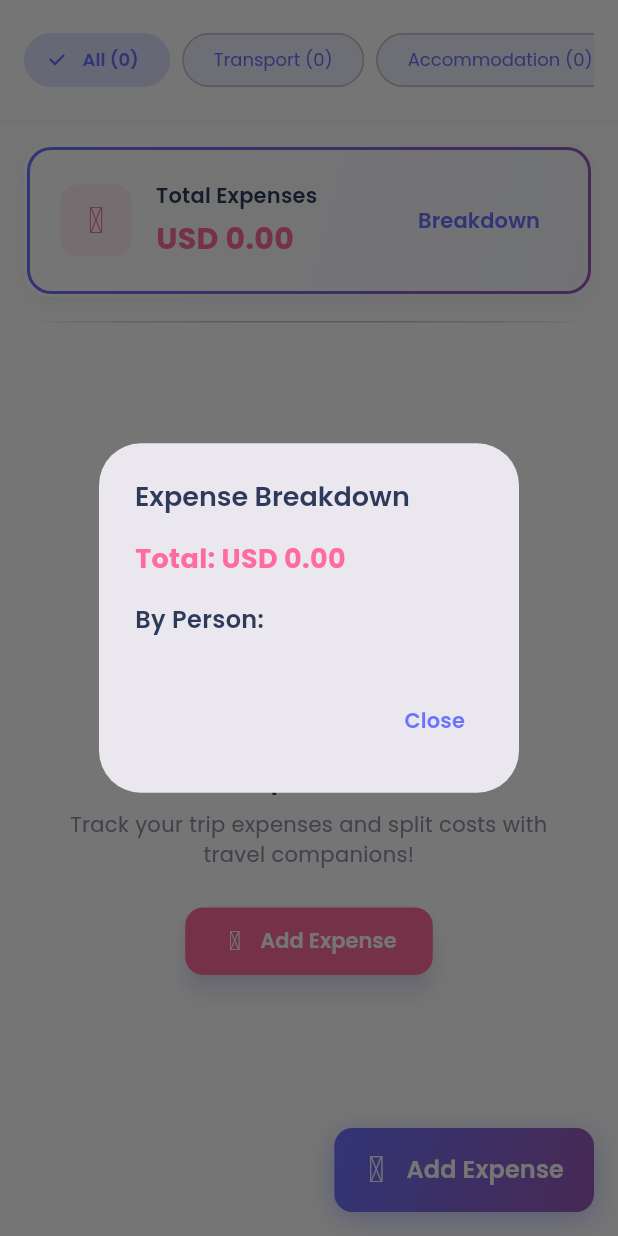
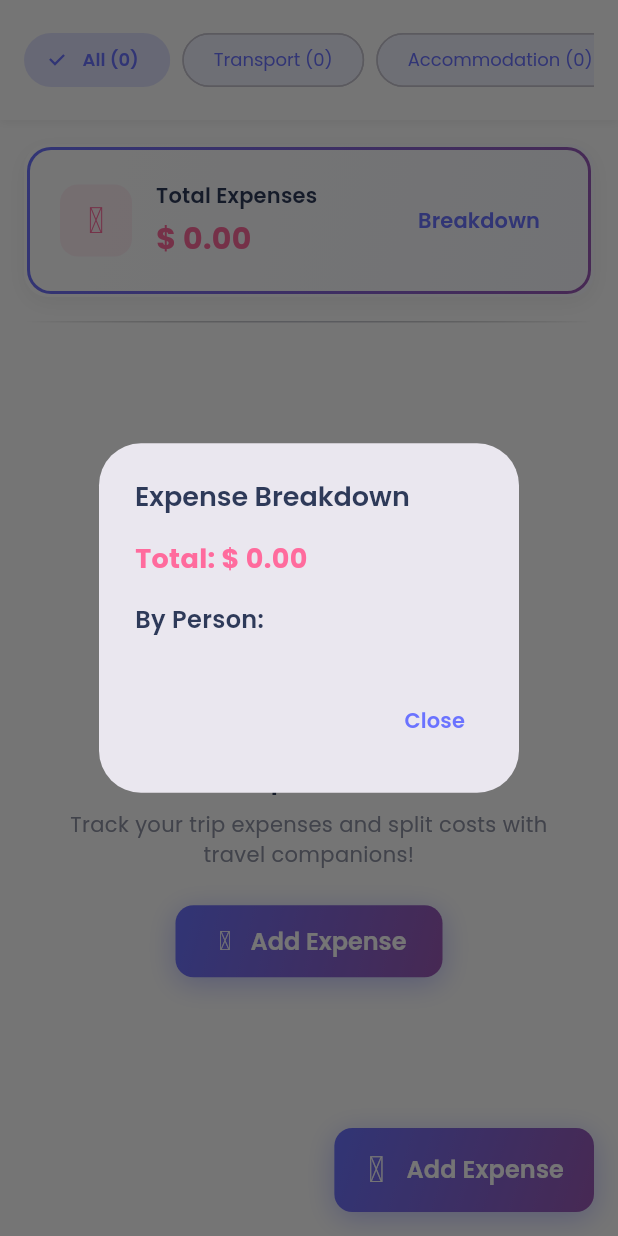
Before and after one commit to RohitPModani/tripease, a Flutter app: the ExpensesTab screen opened directly with empty values, after a tap on "Breakdown", on a phone screen of 412 x 824 dp. Run offline on Flutter 3.47's test engine with Material 3 defaults, Android fonts, the phone set to English and light mode, and no system bars; our stand-ins replace drift, file_picker, flutter_staggered_animations, google_fonts, iconsax, share_plus and 1 more; accounts and stored records are empty; generated files the repository leaves out were written again.

Commit message:
Updated UI

```diff
--- a/lib/screens/trip_tabs/bookings_tab.dart
+++ b/lib/screens/trip_tabs/bookings_tab.dart
@@ -11,6 +11,7 @@ import '../../providers/booking_provider.dart';
 import '../../widgets/booking_form_modal.dart';
 import '../../widgets/document_viewer.dart';
 import '../../l10n/app_localizations.dart';
+import '../../utils/currency_formatter.dart';
 
 class BookingsTab extends StatefulWidget {
   final Trip trip;
@@ -661,7 +662,7 @@ class _BookingsTabState extends State<BookingsTab> {
                         ),
                         const SizedBox(height: 8),
                         Text(
-                          '${widget.trip.defaultCurrency} ${booking.amount.toStringAsFixed(2)}',
+                          CurrencyFormatter.formatAmount(booking.amount, widget.trip.defaultCurrency),
                           style: const TextStyle(
                             fontWeight: FontWeight.w600,
                             fontSize: 16,
--- a/lib/screens/trip_tabs/expenses_tab.dart
+++ b/lib/screens/trip_tabs/expenses_tab.dart
@@ -6,6 +6,7 @@ import '../../models/expense.dart';
 import '../../themes/app_theme.dart';
 import '../../providers/expense_provider.dart';
 import '../../l10n/app_localizations.dart';
+import '../../utils/currency_formatter.dart';
 import 'package:uuid/uuid.dart';
 
 class ExpensesTab extends StatefulWidget {
@@ -295,7 +296,7 @@ class _ExpensesTabState extends State<ExpensesTab> {
                       ),
                       const SizedBox(height: 4),
                       Text(
-                        '${widget.trip.defaultCurrency} ${_getTotalExpenses(expenses).toStringAsFixed(2)}',
+                        CurrencyFormatter.formatAmount(_getTotalExpenses(expenses), widget.trip.defaultCurrency),
                         style: const TextStyle(
                           color: AppTheme.accentColor,
                           fontWeight: FontWeight.w700,
@@ -338,7 +339,7 @@ class _ExpensesTabState extends State<ExpensesTab> {
                         ),
                       ),
                       Text(
-                        '${widget.trip.defaultCurrency} ${entry.value.toStringAsFixed(2)}',
+                        CurrencyFormatter.formatAmount(entry.value, widget.trip.defaultCurrency),
                         style: const TextStyle(
                           fontWeight: FontWeight.w600,
                           fontSize: 14,
@@ -401,14 +402,21 @@ class _ExpensesTabState extends State<ExpensesTab> {
               ),
             ),
             const SizedBox(height: 24),
-            ElevatedButton.icon(
-              onPressed: () => _showAddExpenseDialog(expenseProvider),
-              icon: const Icon(Iconsax.add),
-              label: Text(AppLocalizations.of(context)!.addExpense),
-              style: ElevatedButton.styleFrom(
-                backgroundColor: AppTheme.accentColor,
-                foregroundColor: Colors.white,
-                padding: const EdgeInsets.symmetric(horizontal: 24, vertical: 12),
+            Container(
+              decoration: AppTheme.glowingButtonDecoration,
+              child: ElevatedButton.icon(
+                onPressed: () => _showAddExpenseDialog(expenseProvider),
+                icon: const Icon(Iconsax.add),
+                label: Text(
+                  AppLocalizations.of(context)!.addExpense,
+                  style: const TextStyle(fontSize: 16, fontWeight: FontWeight.w600),
+                ),
+                style: ElevatedButton.styleFrom(
+                  backgroundColor: Colors.transparent,
+                  foregroundColor: Colors.white,
+                  padding: const EdgeInsets.symmetric(horizontal: 24, vertical: 12),
+                  elevation: 0,
+                ),
               ),
             ),
           ],
@@ -591,7 +599,7 @@ class _ExpensesTabState extends State<ExpensesTab> {
             mainAxisAlignment: MainAxisAlignment.center,
             children: [
               Text(
-                '${widget.trip.defaultCurrency} ${expense.amount.toStringAsFixed(2)}',
+                CurrencyFormatter.formatAmount(expense.amount, widget.trip.defaultCurrency),
                 style: const TextStyle(
                   fontWeight: FontWeight.w700,
                   fontSize: 16,
@@ -731,7 +739,7 @@ class _ExpensesTabState extends State<ExpensesTab> {
                               ),
                               const SizedBox(height: 8),
                               Text(
-                                '${widget.trip.defaultCurrency} ${expense.amount.toStringAsFixed(2)}',
+                                CurrencyFormatter.formatAmount(expense.amount, widget.trip.defaultCurrency),
                                 style: const TextStyle(
                                   color: AppTheme.accentColor,
                                   fontWeight: FontWeight.w700,
@@ -1317,7 +1325,7 @@ class _ExpensesTabState extends State<ExpensesTab> {
             crossAxisAlignment: CrossAxisAlignment.start,
             children: [
               Text(
-                'Total: ${widget.trip.defaultCurrency} ${_getTotalExpenses(expenses).toStringAsFixed(2)}',
+                'Total: ${CurrencyFormatter.formatAmount(_getTotalExpenses(expenses), widget.trip.defaultCurrency)}',
                 style: const TextStyle(
                   fontWeight: FontWeight.w700,
                   fontSize: 18,
@@ -1340,7 +1348,7 @@ class _ExpensesTabState extends State<ExpensesTab> {
                       children: [
                         Text(entry.key),
                         Text(
-                          '${widget.trip.defaultCurrency} ${entry.value.toStringAsFixed(2)}',
+                          CurrencyFormatter.formatAmount(entry.value, widget.trip.defaultCurrency),
                           style: const TextStyle(fontWeight: FontWeight.w600),
                         ),
                       ],
--- /dev/null
+++ b/lib/utils/currency_formatter.dart
@@ -0,0 +1,174 @@
+import 'package:intl/intl.dart';
+
+class CurrencyFormatter {
+  static String formatAmount(double amount, String currency) {
+    final formatter = NumberFormat.currency(
+      locale: _getLocaleForCurrency(currency),
+      symbol: _getCurrencySymbol(currency),
+      decimalDigits: 2,
+    );
+
+    final formatted = formatter.format(amount);
+    // Add space between symbol and amount if not already present
+    final symbol = _getCurrencySymbol(currency);
+    if (formatted.startsWith(symbol) && !formatted.startsWith('$symbol ')) {
+      return formatted.replaceFirst(symbol, '$symbol ');
+    }
+    return formatted;
+  }
+
+  static String _getLocaleForCurrency(String currency) {
+    switch (currency.toUpperCase()) {
+      case 'USD':
+        return 'en_US';
+      case 'EUR':
+        return 'de_DE'; // German locale uses 1.000.000,00 format
+      case 'GBP':
+        return 'en_GB';
+      case 'JPY':
+        return 'ja_JP';
+      case 'INR':
+        return 'en_IN'; // Indian locale uses 10,00,000.00 format
+      case 'CAD':
+        return 'en_CA';
+      case 'AUD':
+        return 'en_AU';
+      case 'CHF':
+        return 'de_CH';
+      case 'CNY':
+        return 'zh_CN';
+      case 'KRW':
+        return 'ko_KR';
+      case 'BRL':
+        return 'pt_BR';
+      case 'MXN':
+        return 'es_MX';
+      case 'RUB':
+        return 'ru_RU';
+      case 'ZAR':
+        return 'en_ZA';
+      case 'SEK':
+        return 'sv_SE';
+      case 'NOK':
+        return 'nb_NO';
+      case 'DKK':
+        return 'da_DK';
+      case 'PLN':
+        return 'pl_PL';
+      case 'CZK':
+        return 'cs_CZ';
+      case 'HUF':
+        return 'hu_HU';
+      case 'TRY':
+        return 'tr_TR';
+      case 'ILS':
+        return 'he_IL';
+      case 'AED':
+        return 'ar_AE';
+      case 'SAR':
+        return 'ar_SA';
+      case 'THB':
+        return 'th_TH';
+      case 'SGD':
+        return 'en_SG';
+      case 'HKD':
+        return 'en_HK';
+      case 'NZD':
+        return 'en_NZ';
+      default:
+        return 'en_US'; // Default to US format
+    }
+  }
+
+  static String _getCurrencySymbol(String currency) {
+    switch (currency.toUpperCase()) {
+      case 'USD':
+        return '\$';
+      case 'EUR':
+        return '€';
+      case 'GBP':
+        return '£';
+      case 'JPY':
+        return '¥';
+      case 'INR':
+        return '₹';
+      case 'CAD':
+        return 'C\$';
+      case 'AUD':
+        return 'A\$';
+      case 'CHF':
+        return 'CHF';
+      case 'CNY':
+        return '¥';
+      case 'KRW':
+        return '₩';
+      case 'BRL':
+        return 'R\$';
+      case 'MXN':
+        return '\$';
+      case 'RUB':
+        return '₽';
+      case 'ZAR':
+        return 'R';
+      case 'SEK':
+        return 'kr';
+      case 'NOK':
+        return 'kr';
+      case 'DKK':
+        return 'kr';
+      case 'PLN':
+        return 'zł';
+      case 'CZK':
+        return 'Kč';
+      case 'HUF':
+        return 'Ft';
+      case 'TRY':
+        return '₺';
+      case 'ILS':
+        return '₪';
+      case 'AED':
+        return 'د.إ';
+      case 'SAR':
+        return 'ر.س';
+      case 'THB':
+        return '฿';
+      case 'SGD':
+        return 'S\$';
+      case 'HKD':
+        return 'HK\$';
+      case 'NZD':
+        return 'NZ\$';
+      default:
+        return currency; // Return the currency code if no symbol found
+    }
+  }
+
+  // Helper method to format amount without currency symbol (useful for input fields)
+  static String formatAmountOnly(double amount, String currency) {
+    final locale = _getLocaleForCurrency(currency);
+    final formatter = NumberFormat.decimalPattern(locale);
+    return formatter.format(amount);
+  }
+
+  // Helper method to parse formatted amount back to double
+  static double parseAmount(String formattedAmount, String currency) {
+    final locale = _getLocaleForCurrency(currency);
+    final formatter = NumberFormat.decimalPattern(locale);
+    return formatter.parse(formattedAmount).toDouble();
+  }
+
+  // Get all supported currencies
+  static List<String> getAllSupportedCurrencies() {
+    return [
+      'USD', 'EUR', 'GBP', 'JPY', 'INR', 'CAD', 'AUD', 'CHF', 'CNY', 'KRW',
+      'BRL', 'MXN', 'RUB', 'ZAR', 'SEK', 'NOK', 'DKK', 'PLN', 'CZK', 'HUF',
+      'TRY', 'ILS', 'AED', 'SAR', 'THB', 'SGD', 'HKD', 'NZD'
+    ];
+  }
+
+  // Get currency display name with symbol
+  static String getCurrencyDisplayName(String currency) {
+    final symbol = _getCurrencySymbol(currency);
+    return '$currency ($symbol)';
+  }
+}
```
Also changed, not shown: lib/screens/create_trip_screen.dart (+3 -4 lines), lib/screens/edit_trip_screen.dart (+3 -4 lines), lib/screens/trip_tabs/itinerary_tab.dart (+15 -8 lines), lib/screens/trip_tabs/overview_tab.dart (+8 -6 lines), lib/widgets/itinerary_form_modal.dart (+40 -4 lines).
